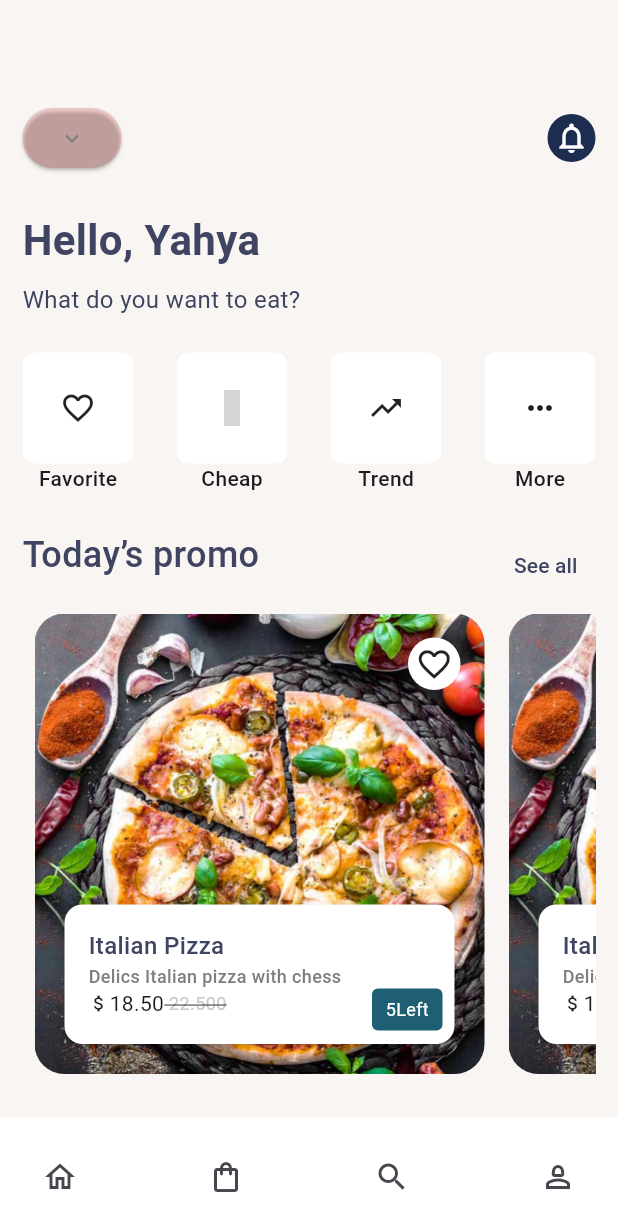
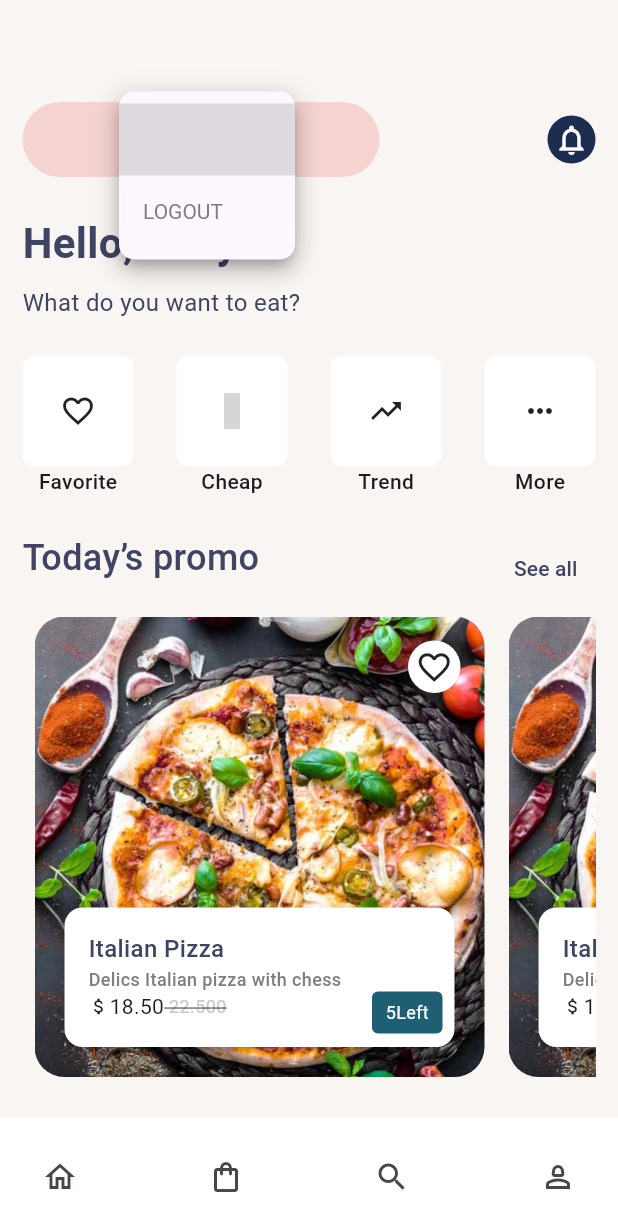
Before and after one commit to CongThuan02/shopping_food_app, a Flutter app: the HomePage screen opened directly with empty values, after a tap on the "expand more" icon, on a phone screen of 412 x 824 dp. Shown: the top 1231 px of the screen. Run offline on Flutter 3.47's test engine with Material 2 defaults, Android fonts, the phone set to English and light mode, and no system bars; our stand-ins replace auto_route, bloc, equatable, firebase_auth, firebase_core, flutter_bloc and 2 more; accounts and stored records are empty; grey boxes are pictures that could not be loaded.

Commit message:
xoa code

```diff
--- a/lib/presentation/pages/homepage/homepage.dart
+++ b/lib/presentation/pages/homepage/homepage.dart
@@ -1,8 +1,10 @@
 import 'package:auto_route/auto_route.dart';
+import 'package:firebase_auth/firebase_auth.dart';
 import 'package:flutter/material.dart';
 import 'package:material_symbols_icons/symbols.dart';
 import 'package:shopping_food_app/config/route/route_imports.gr.dart';
 
+import '../../../main.dart';
 import '../../widgets/menubutton.dart';
 import '../../widgets/viewconten.dart';
 
@@ -29,29 +31,91 @@
             const SizedBox(
               height: 68,
             ),
+            // Row(
+            //   mainAxisAlignment: MainAxisAlignment.spaceBetween,
+            //   children: [
+            //     ElevatedButton(
+            //       style: ElevatedButton.styleFrom(
+            //         backgroundColor: const Color.fromRGBO(232, 76, 79, 0.20),
+            //       ),
+            //       onPressed: () {},
+            //       child: Row(
+            //         children: [
+            //           Text(
+            //             widget.email,
+            //             style: const TextStyle(
+            //               fontSize: 16,
+            //               fontWeight: FontWeight.w400,
+            //               color: Color.fromRGBO(126, 126, 126, 1),
+            //             ),
+            //           ),
+            //           co
+            //nst Icon(
+            //             Icons.expand_more,
+            //             color: Color.fromRGBO(126, 126, 126, 1),
+            //           )
+            //         ],
+            //       ),
+            //     ),
+            //     InkWell(
+            //       onTap: () {
+            //         print("object");
+            //       },
+            //       child: Container(
+            //         width: 32,
+            //         height: 32,
+            //         decoration: ShapeDecoration(
+            //           color: const Color(0xFF1D2D50),
+            //           shape: RoundedRectangleBorder(
+            //             borderRadius: BorderRadius.circular(30),
+            //           ),
+            //         ),
+            //         child: const Icon(
+            //           Icons.notifications_none,
+            //           color: Colors.white,
+            //         ),
+            //       ),
+            //     )
+            //   ],
+            // ),
             Row(
               mainAxisAlignment: MainAxisAlignment.spaceBetween,
               children: [
-                ElevatedButton(
-                  style: ElevatedButton.styleFrom(
-                    backgroundColor: const Color.fromRGBO(232, 76, 79, 0.20),
+                Container(
+                  height: 50,
+                  width: 238,
+                  decoration: BoxDecoration(
+                    borderRadius: BorderRadius.circular(34),
+                    color: const Color.fromRGBO(232, 76, 79, 0.20),
                   ),
-                  onPressed: () {},
-                  child: Row(
-                    children: [
-                      Text(
-                        widget.email,
+                  child: Center(
+                    child: Padding(
+                      padding: const EdgeInsets.all(8.0),
+                      child: DropdownButton(
+                        isDense: true,
                         style: const TextStyle(
-                          fontSize: 16,
-                          fontWeight: FontWeight.w400,
-                          color: Color.fromRGBO(126, 126, 126, 1),
+                          color: Color(0xFF7E7E7E),
                         ),
+                        borderRadius: BorderRadius.circular(10),
+                        icon: const Icon(
+                          Icons.expand_more,
+                          color: Color(0xFF7E7E7E),
+                        ),
+                        hint: Text(widget.email),
+                        items: <String>[(widget.email), "LOGOUT"].map((String value) {
+                          return DropdownMenuItem<String>(
+                            value: value,
+                            child: Text(value),
+                          );
+                        }).toList(),
+                        onChanged: (Object? value) async {
+                          if (value == "LOGOUT") {
+                            await FirebaseAuth.instance.signOut();
+                            runApp(MyApp());
+                          }
+                        },
                       ),
-                      const Icon(
-                        Icons.expand_more,
-                        color: Color.fromRGBO(126, 126, 126, 1),
-                      )
-                    ],
+                    ),
                   ),
                 ),
                 InkWell(
--- a/lib/presentation/pages/taikhoan/login.dart
+++ b/lib/presentation/pages/taikhoan/login.dart
@@ -98,7 +98,7 @@
                             );
                           },
                           child: const Text("Sign Up"),
-                        )
+                        ),
                       ],
                     ),
                   ],
--- a/pubspec.yaml
+++ b/pubspec.yaml
@@ -57,9 +57,7 @@
   # package. See that file for information about deactivating specific lint
   # rules and activating additional ones.
   flutter_lints: ^2.0.0
-  euni_core_ui:
-    git:
-      url: https://github.com/ZM-soft/eUni-core-ui.git
+
 
 
 # For information on the generic Dart part of this file, see the
```
Also changed, not shown: pubspec.lock.
